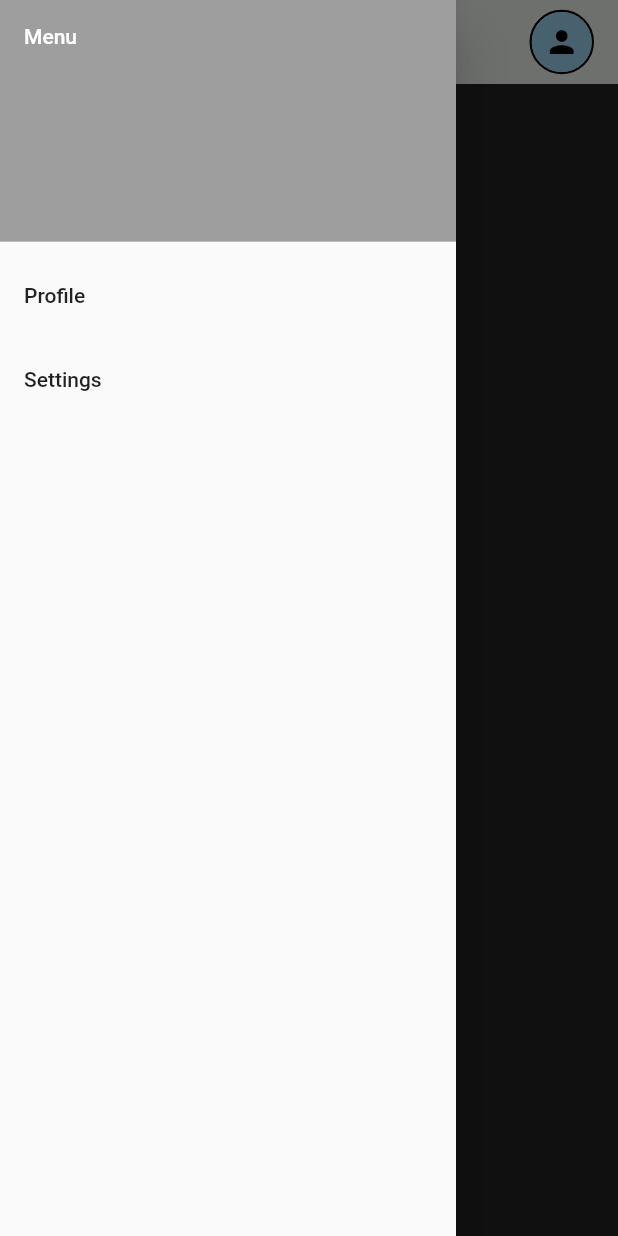
After one commit to Bit-Happens-Hackathon/lucent-app, a Flutter app: the ProfileScreen screen opened by its route, with the side drawer open, on a phone screen of 412 x 824 dp. The commit adds this screen. Run offline on Flutter 3.47's test engine with Material 3 defaults, Android fonts, the phone set to English and light mode, and no system bars.

Commit message:
fixed top nav & added files for team

```diff
--- a/lucent/lib/main.dart
+++ b/lucent/lib/main.dart
@@ -1,5 +1,5 @@
 import 'package:flutter/material.dart';
-
+import 'screens/profile_screen.dart';
 import 'screens/chatbot_screen.dart';
 import 'screens/resources_screen.dart';
 
@@ -39,6 +39,7 @@ class MyApp extends StatelessWidget {
       routes: {
         '/': (context) => const ChatbotScreen(),
         '/resources': (context) => const ResourcesScreen(),
+        '/profile': (context) => const ProfileScreen(),
       },
     );
   }
--- /dev/null
+++ b/lucent/lib/screens/profile_screen.dart
@@ -0,0 +1,37 @@
+import 'package:flutter/material.dart';
+import '../themes.dart';
+import '../widgets/top_navbar.dart';
+import '../widgets/drawer_menu.dart';
+
+class ProfileScreen extends StatelessWidget {
+  const ProfileScreen({super.key});
+
+  @override
+  Widget build(BuildContext context) {
+    return Scaffold(
+      backgroundColor: AppColors.background,
+      appBar: const TopNavBar(),
+      drawer: const DrawerMenu(),
+      body: Column(
+        children: [
+          Padding(
+            padding: const EdgeInsets.all(16.0),
+            child: Align(
+              alignment: Alignment.centerLeft,
+              child: IconButton(
+                icon: const Icon(Icons.arrow_back, color: Colors.white),
+                onPressed: () => Navigator.pop(context),
+              ),
+            ),
+          ),
+          const Center(
+            child: Text(
+              'Profile Screen',
+              style: TextStyle(color: Colors.white, fontSize: 24),
+            ),
+          ),
+        ],
+      ),
+    );
+  }
+}
--- /dev/null
+++ b/lucent/lib/widgets/drawer_menu.dart
@@ -0,0 +1,36 @@
+import 'package:flutter/material.dart';
+
+class DrawerMenu extends StatelessWidget {
+  const DrawerMenu({super.key});
+
+  @override
+  Widget build(BuildContext context) {
+    return Drawer(
+      child: ListView(
+        padding: EdgeInsets.zero,
+        children: [
+          const DrawerHeader(
+            decoration: BoxDecoration(color: Colors.grey),
+            child: Text('Menu', style: TextStyle(color: Colors.white)),
+          ),
+          ListTile(
+            title: const Text('Profile'),
+            onTap: () {
+              Navigator.pop(context);
+              if (ModalRoute.of(context)?.settings.name != '/profile') {
+                Navigator.pushNamed(context, '/profile');
+              }
+            },
+          ),
+          ListTile(
+            title: const Text('Settings'),
+            onTap: () {
+              Navigator.pop(context);
+              // Later navigate to settings page (not priority)
+            },
+          ),
+        ],
+      ),
+    );
+  }
+}
--- a/lucent/lib/widgets/top_navbar.dart
+++ b/lucent/lib/widgets/top_navbar.dart
@@ -11,11 +11,14 @@ class TopNavBar extends StatelessWidget implements PreferredSizeWidget {
   Widget build(BuildContext context) {
     return AppBar(
       backgroundColor: AppColors.white,
-      leading: IconButton(
+      leading: Builder(
+        builder: (context) => IconButton(
           icon: const Icon(Icons.menu, color: Colors.black),
           onPressed: () {
-          Scaffold.of(context).openDrawer(); // Will link to a drawer later :v
+            FocusScope.of(context).unfocus(); // dismiss keyboard
+            Scaffold.of(context).openDrawer();
           },
+        ),
       ),
       actions: [
         Padding(
@@ -28,9 +31,16 @@ class TopNavBar extends StatelessWidget implements PreferredSizeWidget {
                 width: 1.5,
               ),
             ),
+            child: GestureDetector(
+              onTap: () {
+                if (ModalRoute.of(context)?.settings.name != '/profile') {
+                  Navigator.pushNamed(context, '/profile');
+                }
+              },
               child: const CircleAvatar(
                 backgroundColor: AppColors.primaryBlue,
                 child: Icon(Icons.person, color: Colors.black),
+              ),
             ),
           ),
         ),
```
Also changed, not shown: lucent/lib/screens/chatbot_screen.dart (+2 -17 lines), lucent/lib/screens/authentication_screen.dart (added), lucent/lib/services/authentication.dart (added). Lines whose indentation alone changed are shown as unchanged.
